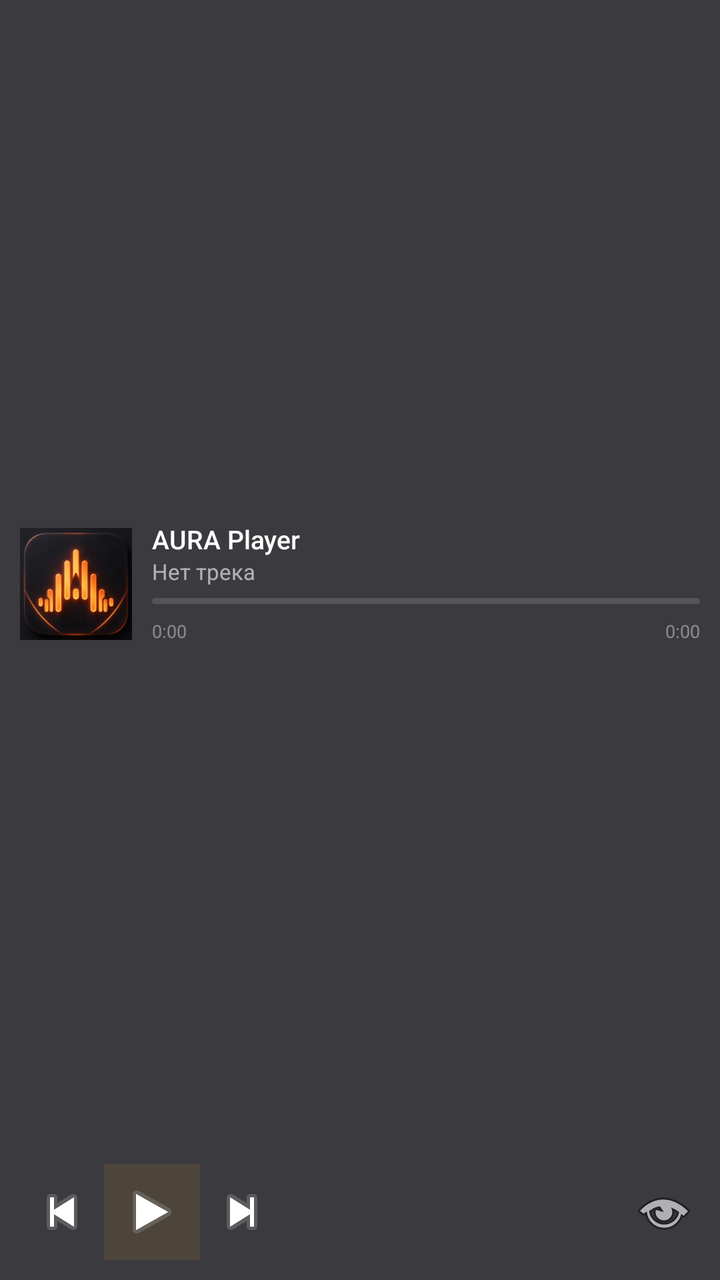
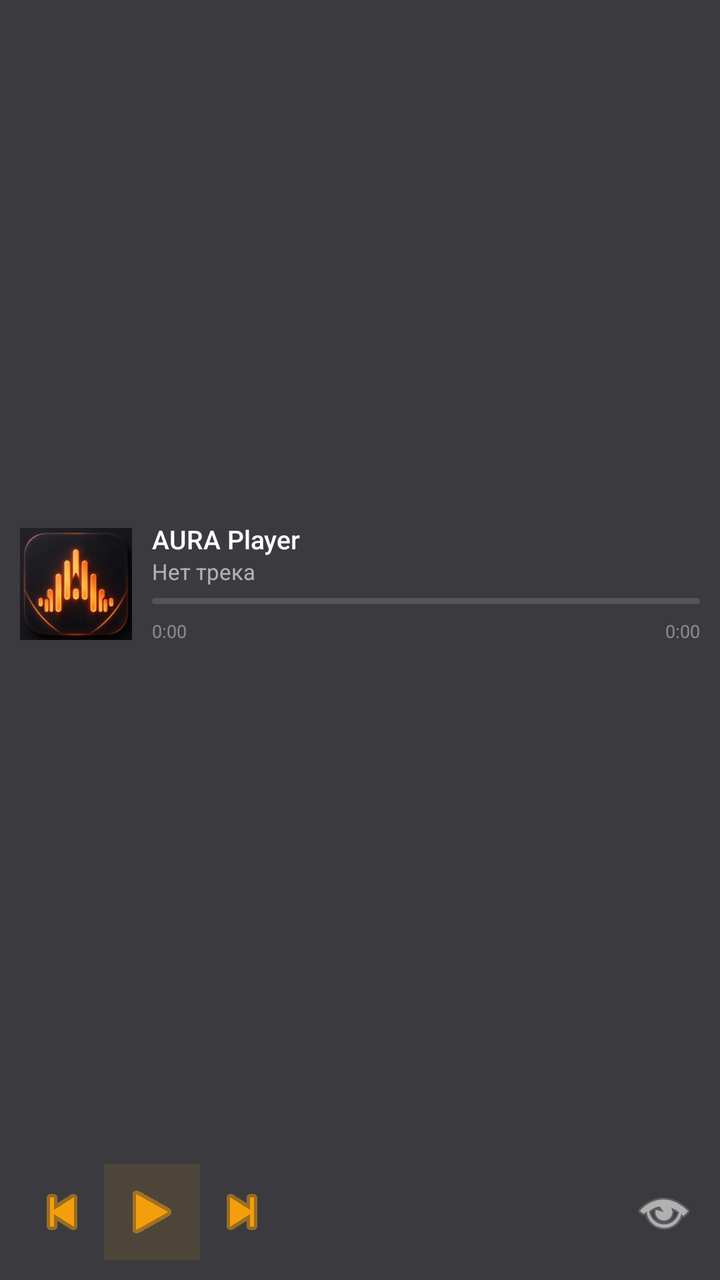

Before-and-after screenshots of an Android layout around one commit, followed by the original layout XML and the change that was made.
<!-- AndroidManifest.xml: fallback theme Theme.MaterialComponents.DayNight.NoActionBar -->
<!-- res/layout/widget_aura.xml -->
<?xml version="1.0" encoding="utf-8"?>
<LinearLayout xmlns:android="http://schemas.android.com/apk/res/android"
    android:layout_width="match_parent"
    android:layout_height="match_parent"
    android:orientation="vertical"
    android:background="#CC0B0B0F"
    android:padding="10dp">

    
    <LinearLayout
        android:layout_width="match_parent"
        android:layout_height="0dp"
        android:layout_weight="1"
        android:orientation="horizontal"
        android:gravity="center_vertical">

        <ImageView
            android:id="@+id/widget_cover"
            android:layout_width="56dp"
            android:layout_height="56dp"
            android:src="@mipmap/ic_launcher"
            android:scaleType="centerCrop"
            android:background="#222"
            android:layout_marginEnd="10dp" />

        <LinearLayout
            android:layout_width="0dp"
            android:layout_height="wrap_content"
            android:layout_weight="1"
            android:orientation="vertical">

            <TextView
                android:id="@+id/widget_title"
                android:layout_width="match_parent"
                android:layout_height="wrap_content"
                android:text="AURA Player"
                android:textColor="#FFFFFF"
                android:textSize="13sp"
                android:maxLines="1"
                android:ellipsize="marquee"
                android:fontFamily="sans-serif-medium" />

            <TextView
                android:id="@+id/widget_artist"
                android:layout_width="match_parent"
                android:layout_height="wrap_content"
                android:text="Нет трека"
                android:textColor="#9AFFFFFF"
                android:textSize="11sp"
                android:maxLines="1"
                android:ellipsize="end" />

            <ProgressBar
                android:id="@+id/widget_progress"
                style="?android:attr/progressBarStyleHorizontal"
                android:layout_width="match_parent"
                android:layout_height="3dp"
                android:layout_marginTop="6dp"
                android:max="1000"
                android:progress="0"
                android:progressDrawable="@drawable/widget_progress_drawable"
                android:indeterminate="false" />

            <LinearLayout
                android:layout_width="match_parent"
                android:layout_height="wrap_content"
                android:orientation="horizontal"
                android:layout_marginTop="2dp">

                <TextView
                    android:id="@+id/widget_pos"
                    android:layout_width="wrap_content"
                    android:layout_height="wrap_content"
                    android:text="0:00"
                    android:textColor="#66FFFFFF"
                    android:textSize="9sp" />

                <TextView
                    android:layout_width="0dp"
                    android:layout_height="wrap_content"
                    android:layout_weight="1"
                    android:text="" />

                <TextView
                    android:id="@+id/widget_dur"
                    android:layout_width="wrap_content"
                    android:layout_height="wrap_content"
                    android:text="0:00"
                    android:textColor="#66FFFFFF"
                    android:textSize="9sp" />
            </LinearLayout>
        </LinearLayout>
    </LinearLayout>

    
    <LinearLayout
        android:layout_width="match_parent"
        android:layout_height="wrap_content"
        android:orientation="horizontal"
        android:gravity="center"
        android:layout_marginTop="8dp">

        <ImageButton
            android:id="@+id/widget_prev"
            android:layout_width="42dp"
            android:layout_height="42dp"
            android:background="?android:attr/selectableItemBackgroundBorderless"
            android:src="@android:drawable/ic_media_previous"
            android:colorFilter="#F59E0B"
            android:contentDescription="prev" />

        <ImageButton
            android:id="@+id/widget_play"
            android:layout_width="48dp"
            android:layout_height="48dp"
            android:background="#1AF59E0B"
            android:src="@android:drawable/ic_media_play"
            android:colorFilter="#F59E0B"
            android:contentDescription="play" />

        <ImageButton
            android:id="@+id/widget_next"
            android:layout_width="42dp"
            android:layout_height="42dp"
            android:background="?android:attr/selectableItemBackgroundBorderless"
            android:src="@android:drawable/ic_media_next"
            android:colorFilter="#F59E0B"
            android:contentDescription="next" />

        <View android:layout_width="0dp" android:layout_height="1dp" android:layout_weight="1" />

        <ImageButton
            android:id="@+id/widget_open"
            android:layout_width="36dp"
            android:layout_height="36dp"
            android:background="?android:attr/selectableItemBackgroundBorderless"
            android:src="@android:drawable/ic_menu_view"
            android:colorFilter="#88FFFFFF"
            android:contentDescription="open" />
    </LinearLayout>
</LinearLayout>
<!-- resources referenced by this layout -->
<resources>
  <!-- drawable widget_progress_drawable (drawable) -->
  <?xml version="1.0" encoding="utf-8"?>
  <layer-list xmlns:android="http://schemas.android.com/apk/res/android">
      <item android:id="@android:id/background">
          <shape><solid android:color="#22FFFFFF" /><corners android:radius="2dp"/></shape>
      </item>
      <item android:id="@android:id/progress">
          <clip>
              <shape><solid android:color="#F59E0B" /><corners android:radius="2dp"/></shape>
          </clip>
      </item>
  </layer-list>
  <!-- mipmap ic_launcher: png bitmap (mipmap-hdpi, 7564 bytes) -->
</resources>

<!-- the commit's change to res/layout/widget_aura.xml (unified diff, before → after) -->
@@ -106,7 +106,7 @@
             android:layout_height="42dp"
             android:background="?android:attr/selectableItemBackgroundBorderless"
             android:src="@android:drawable/ic_media_previous"
-            android:colorFilter="#F59E0B"
+            android:tint="#F59E0B"
             android:contentDescription="prev" />
 
         <ImageButton
@@ -115,7 +115,7 @@
             android:layout_height="48dp"
             android:background="#1AF59E0B"
             android:src="@android:drawable/ic_media_play"
-            android:colorFilter="#F59E0B"
+            android:tint="#F59E0B"
             android:contentDescription="play" />
 
         <ImageButton
@@ -124,7 +124,7 @@
             android:layout_height="42dp"
             android:background="?android:attr/selectableItemBackgroundBorderless"
             android:src="@android:drawable/ic_media_next"
-            android:colorFilter="#F59E0B"
+            android:tint="#F59E0B"
             android:contentDescription="next" />
 
         <View android:layout_width="0dp" android:layout_height="1dp" android:layout_weight="1" />
@@ -135,7 +135,7 @@
             android:layout_height="36dp"
             android:background="?android:attr/selectableItemBackgroundBorderless"
             android:src="@android:drawable/ic_menu_view"
-            android:colorFilter="#88FFFFFF"
+            android:tint="#88FFFFFF"
             android:contentDescription="open" />
     </LinearLayout>
 </LinearLayout>
